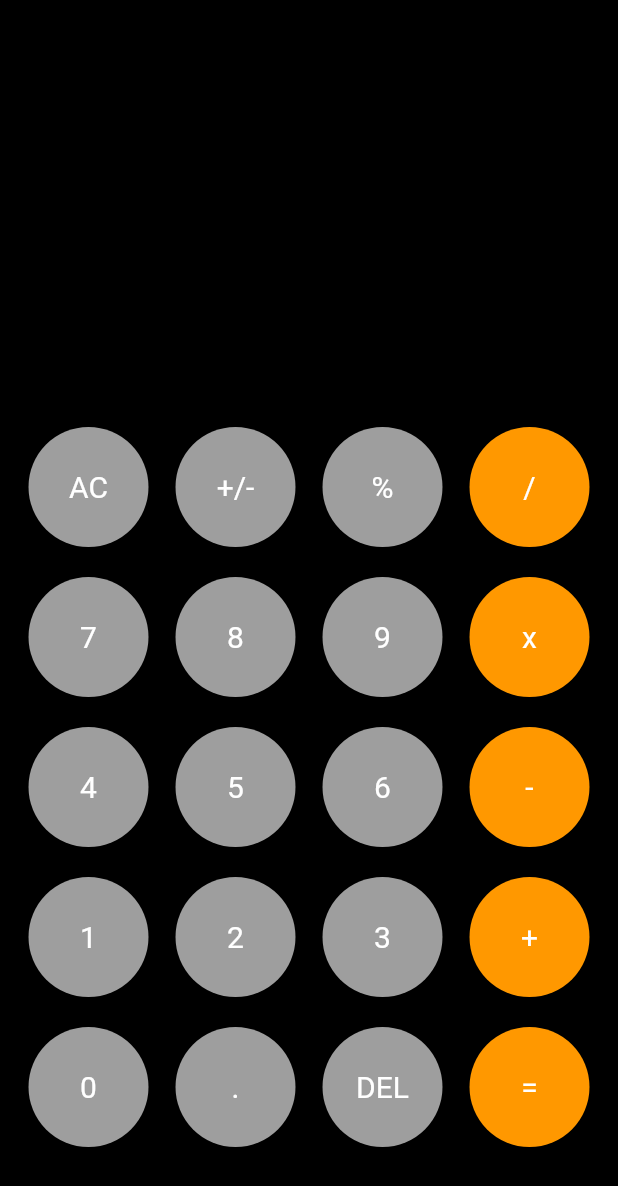
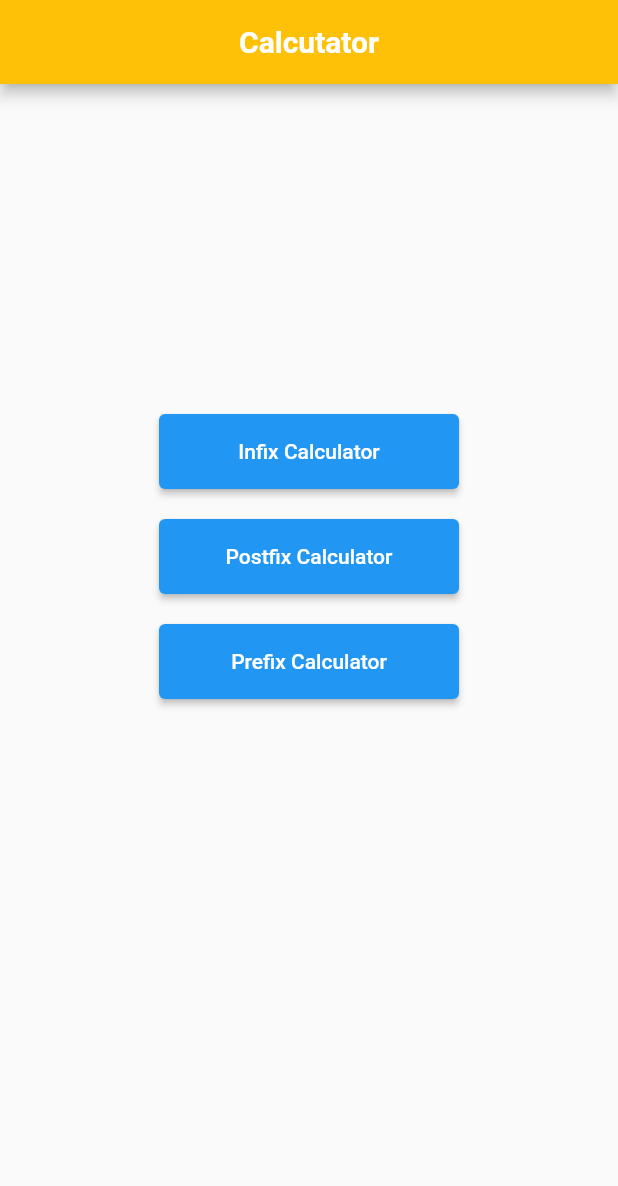
Before and after one commit to mdcse/Calculator, a Flutter app: the screen it shows after launch, on a phone screen of 412 x 824 dp. Shown: the top 1186 px of the screen. Run offline on Flutter 3.47's test engine with Material 2 defaults, Android fonts, the phone set to English and light mode, and no system bars; our stand-ins replace math_expressions; missing offline and left inert: stack.

```diff
--- a/lib/components/my_button.dart
+++ b/lib/components/my_button.dart
@@ -19,6 +19,7 @@ class Mybutton extends StatelessWidget {
         padding: const EdgeInsets.symmetric(vertical: 10),
         child: InkWell(
           onTap: onpress,
+          highlightColor: Colors.black,
           child: Container(
             height: 80,
             decoration: BoxDecoration(
@@ -28,7 +29,7 @@ class Mybutton extends StatelessWidget {
             child: Center(
                 child: Text(
               title,
-              style: TextStyle(fontSize: 20, color: whiteColor),
+              style: TextStyle(fontSize: 20, color: Colors.black),
             )),
           ),
         ),
--- /dev/null
+++ b/lib/components/navbutton.dart
@@ -0,0 +1,81 @@
+import 'package:flutter/material.dart';
+
+class Navbutton extends StatefulWidget {
+  Navbutton({Key? key}) : super(key: key);
+
+  @override
+  State<Navbutton> createState() => _NavbuttonState();
+}
+
+class _NavbuttonState extends State<Navbutton> {
+  @override
+  Widget build(BuildContext context) {
+    return Container(
+      child:
+        Column(
+          children: [
+            SizedBox(height: 220,),
+            ElevatedButton(
+              child: Text('Infix Calculator'),
+              onPressed: () {
+                  Navigator.pushNamed(context, "/In");
+                  setState(() {
+
+                  });
+              },
+              style: ElevatedButton.styleFrom(
+                minimumSize: Size(200,50),
+              ),
+            ),
+
+            SizedBox(height: 20,),
+
+            ElevatedButton(
+              child: Text('Postfix Calculator'),
+              onPressed: () {
+                  Navigator.pushNamed(context, "/Post");
+                  setState(() {
+
+                  });
+              },
+              style: ElevatedButton.styleFrom(
+                minimumSize: Size(200,50),
+              ),
+            ),
+
+            SizedBox(height: 20,),
+
+            ElevatedButton(
+              child: Text('Prefix Calculator'),
+              onPressed: () {
+                Navigator.pushNamed(context, "/Pre");
+                  setState(() {
+
+                  });
+              },
+              style: ElevatedButton.styleFrom(
+                minimumSize: Size(200,50),
+              ),
+            ),
+
+          ],
+        ),
+    );
+    // return Material(
+    //   color: Colors.teal,
+    //   child: InkWell(
+    //     // onTap: () => moveToHome(context),
+    //     child: Container(
+    //       decoration: BoxDecoration(
+
+    //       ),
+    //               child: Text(
+    //         "Login",
+    //         style: TextStyle(
+    //             color: Colors.white, fontWeight: FontWeight.bold, fontSize: 20),
+    //       ),
+    //     ),
+    //   ),
+    // );
+  }
+}
--- /dev/null
+++ b/lib/components/root.dart
@@ -0,0 +1,26 @@
+import 'package:calculator/components/navbutton.dart';
+import 'package:flutter/material.dart';
+
+class RootApp extends StatelessWidget {
+  const RootApp({Key? key}) : super(key: key);
+
+  @override
+  Widget build(BuildContext context) {
+    return SafeArea(
+          child: Scaffold(
+        appBar: AppBar(
+
+          title: Center(child: const Text("Calcutator", style: TextStyle(fontSize: 20, fontWeight: FontWeight.bold))),
+          backgroundColor: Colors.amber,
+        ),
+        body: Center(
+          child: Container(
+            child: Navbutton(
+            ),
+
+      ),
+        ),
+    ),
+    );
+  }
+}
--- a/lib/constant.dart
+++ b/lib/constant.dart
@@ -1,5 +1,5 @@
 import 'package:flutter/material.dart';
 
-const Color greyColor = Colors.grey;
+const Color greyColor = Colors.white;
 const Color whiteColor = Colors.white;
-const Color orrangeColor = Colors.orange;
+const Color greenColor = Colors.deepPurple;
--- a/lib/home_screen.dart
+++ b/lib/infix.dart
@@ -1,17 +1,19 @@
+import 'package:calculator/components/root.dart';
 import 'package:flutter/material.dart';
 import 'package:flutter/widgets.dart';
 import 'package:math_expressions/math_expressions.dart';
 import 'constant.dart';
 import 'components/my_button.dart';
+import 'package:calculator/evaluator.dart';
 
-class HomeScreen extends StatefulWidget {
-  const HomeScreen({Key? key}) : super(key: key);
+class InFix extends StatefulWidget {
+  const InFix({Key? key}) : super(key: key);
 
   @override
-  State<HomeScreen> createState() => _HomeScreenState();
+  State<InFix> createState() => _InFixState();
 }
 
-class _HomeScreenState extends State<HomeScreen> {
+class _InFixState extends State<InFix> {
   var userInput = '';
   var answer = '';
   @override
@@ -84,7 +86,7 @@ class _HomeScreenState extends State<HomeScreen> {
                                 userInput += '/';
                                 setState(() {});
                               },
-                              buttonClr: orrangeColor),
+                              buttonClr: greenColor),
                         ],
                       ),
                       Row(
@@ -116,7 +118,7 @@ class _HomeScreenState extends State<HomeScreen> {
                                 userInput += 'x';
                                 setState(() {});
                               },
-                              buttonClr: orrangeColor),
+                              buttonClr: greenColor),
                         ],
                       ),
                       Row(
@@ -148,7 +150,7 @@ class _HomeScreenState extends State<HomeScreen> {
                                 userInput += '-';
                                 setState(() {});
                               },
-                              buttonClr: orrangeColor),
+                              buttonClr: greenColor),
                         ],
                       ),
                       Row(
@@ -180,7 +182,7 @@ class _HomeScreenState extends State<HomeScreen> {
                                 userInput += '+';
                                 setState(() {});
                               },
-                              buttonClr: orrangeColor),
+                              buttonClr: greenColor),
                         ],
                       ),
                       Row(
@@ -210,10 +212,16 @@ class _HomeScreenState extends State<HomeScreen> {
                           Mybutton(
                               title: '=',
                               onpress: () {
+                                Evaluate obj = new Evaluate();
+
+                                // Exception `handling for '2+5-' like input
+                                int i = userInput.length - 1;
+                                // if (userInput[i])
                                 equalpress();
                                 setState(() {});
+                                // print(ans);
                               },
-                              buttonClr: orrangeColor),
+                              buttonClr: greenColor),
                         ],
                       ),
                     ],
--- a/lib/main.dart
+++ b/lib/main.dart
@@ -1,6 +1,9 @@
+import 'package:calculator/components/postfix.dart';
+import 'package:calculator/components/prefix.dart';
+import 'package:calculator/components/root.dart';
 import 'package:flutter/material.dart';
 import 'package:flutter/widgets.dart';
-import 'home_screen.dart';
+import 'infix.dart';
 void main() {
   runApp(MyApp());
 }
@@ -12,7 +15,13 @@ class MyApp extends StatelessWidget {
   Widget build(BuildContext context) {
     return MaterialApp(
       debugShowCheckedModeBanner: false,
-      home: HomeScreen(),
+      home: RootApp(),
+
+      routes: {
+        "/In" : (context) => InFix(),
+        "/Post" : (context) => PostFix(),
+        "/Pre" : (context) => PreFix(),
+      },
     );
   }
 }
--- a/pubspec.yaml
+++ b/pubspec.yaml
@@ -36,6 +36,7 @@ dependencies:
   cupertino_icons: ^1.0.2
 
   math_expressions: ^2.3.1
+  stack: ^0.2.1
 
 dev_dependencies:
   flutter_test:
```
Also changed, not shown: lib/components/postfix.dart (added, +216 -0 lines), lib/components/prefix.dart (added, +216 -0 lines), lib/evaluator.dart (+100 -0 lines), pubspec.lock, 3 other files.
